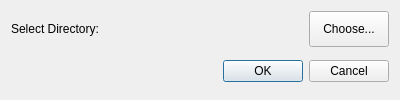
K3V3L/CourseWork_ParallelComputing, file Code/InvertedIndex/folderdialog.ui: the form before one commit.
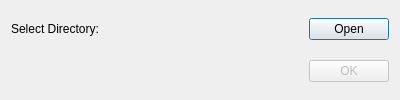
The form after the commit.

Diff of the .ui file:
```diff
--- a/Code/InvertedIndex/folderdialog.ui
+++ b/Code/InvertedIndex/folderdialog.ui
@@ -36,35 +36,58 @@
       </widget>
      </item>
      <item>
-      <widget class="QPushButton" name="pushButton">
+      <widget class="QDialogButtonBox" name="bOpen">
        <property name="sizePolicy">
         <sizepolicy hsizetype="Minimum" vsizetype="Minimum">
          <horstretch>0</horstretch>
          <verstretch>0</verstretch>
         </sizepolicy>
        </property>
-       <property name="text">
-        <string>Choose...</string>
+       <property name="standardButtons">
+        <set>QDialogButtonBox::Open</set>
        </property>
       </widget>
      </item>
     </layout>
    </item>
    <item>
-    <widget class="QDialogButtonBox" name="buttonBox">
+    <layout class="QHBoxLayout" name="horizontalLayout_2">
+     <item>
+      <widget class="QLabel" name="lPath">
      <property name="sizePolicy">
       <sizepolicy hsizetype="Expanding" vsizetype="Minimum">
        <horstretch>0</horstretch>
        <verstretch>0</verstretch>
       </sizepolicy>
      </property>
+       <property name="text">
+        <string/>
+       </property>
+      </widget>
+     </item>
+     <item>
+      <widget class="QDialogButtonBox" name="bOk">
+       <property name="enabled">
+        <bool>false</bool>
+       </property>
+       <property name="sizePolicy">
+        <sizepolicy hsizetype="Minimum" vsizetype="Minimum">
+         <horstretch>0</horstretch>
+         <verstretch>0</verstretch>
+        </sizepolicy>
+       </property>
+       <property name="autoFillBackground">
+        <bool>false</bool>
+       </property>
      <property name="orientation">
       <enum>Qt::Horizontal</enum>
      </property>
      <property name="standardButtons">
-      <set>QDialogButtonBox::Cancel|QDialogButtonBox::Ok</set>
-     </property>
-    </widget>
+        <set>QDialogButtonBox::Ok</set>
+       </property>
+      </widget>
+     </item>
+    </layout>
    </item>
   </layout>
  </widget>
```
Left out of the diff: 4 changed lines with no effect on the pictures. Lines whose indentation alone changed are shown as unchanged.
